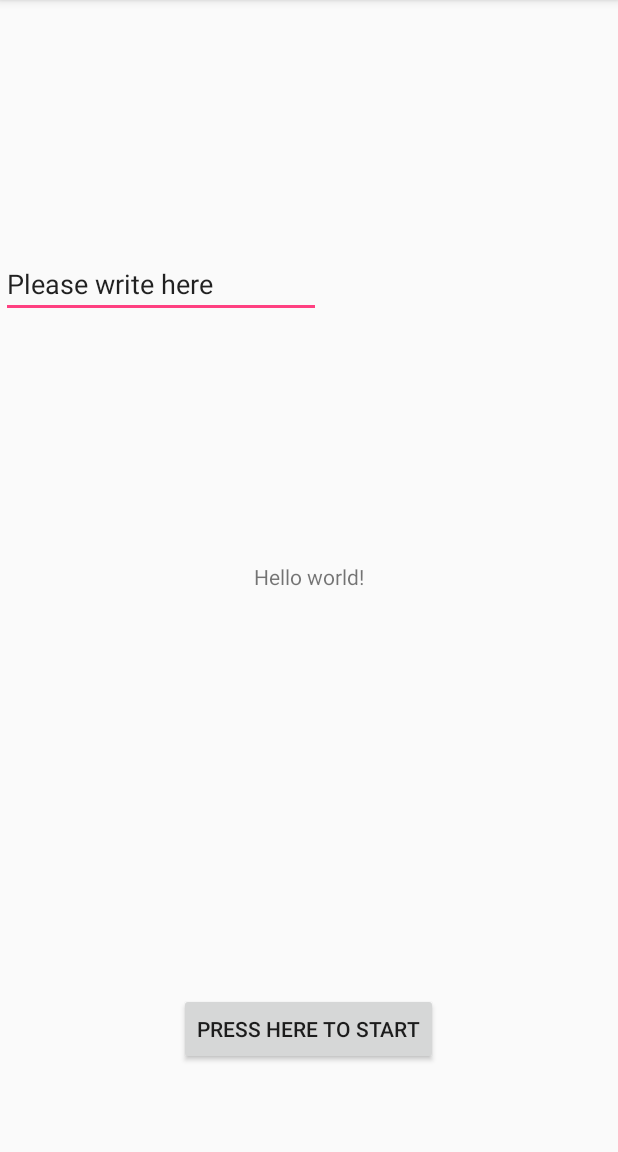
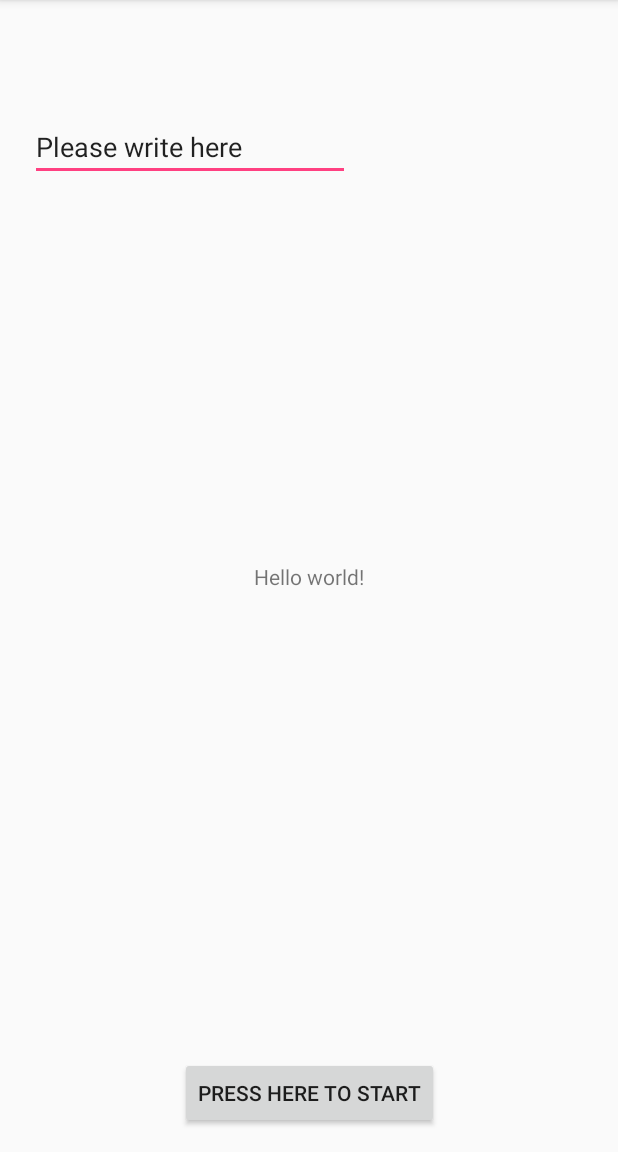
Before and after one commit to rykerish/Bootcamp, an Android app: the screen it shows after launch (MainActivity), on a phone screen of 412 x 824 dp, the part 84-1236 px from its top. Run offline under Robolectric (Android 15) with nearby library versions, the phone set to English and light mode, and no system bars.

Commit message:
New approach to activity_main.xml: constraints are calculated according to parent and seem to work whatever the device

```diff
--- a/app/src/main/res/layout/activity_main.xml
+++ b/app/src/main/res/layout/activity_main.xml
@@ -12,40 +12,38 @@
         android:layout_height="wrap_content"
         android:text="@string/hello"
         app:layout_constraintBottom_toBottomOf="parent"
+        app:layout_constraintHorizontal_bias="0.5"
         app:layout_constraintLeft_toLeftOf="parent"
         app:layout_constraintRight_toRightOf="parent"
-        app:layout_constraintTop_toTopOf="parent" />
+        app:layout_constraintTop_toTopOf="parent"
+        app:layout_constraintVertical_bias="0.5" />
 
     <EditText
         android:id="@+id/mainName"
         android:layout_width="wrap_content"
         android:layout_height="wrap_content"
-        android:layout_marginBottom="122dp"
-        android:layout_marginEnd="198dp"
-        android:layout_marginRight="198dp"
-        android:layout_marginTop="125dp"
+        android:layout_marginLeft="20dp"
+        android:layout_marginTop="75dp"
         android:ems="10"
         android:inputType="textPersonName"
         android:text="@string/mainName"
         app:layout_constraintBottom_toTopOf="@+id/textView"
         app:layout_constraintEnd_toEndOf="parent"
+        app:layout_constraintHorizontal_bias="0.0"
         app:layout_constraintStart_toStartOf="parent"
-        app:layout_constraintTop_toTopOf="parent" />
+        app:layout_constraintTop_toTopOf="parent"
+        app:layout_constraintVertical_bias="0.0" />
 
     <Button
         android:id="@+id/mainGoButton"
         android:layout_width="wrap_content"
         android:layout_height="wrap_content"
-        android:layout_marginBottom="17dp"
-        android:layout_marginEnd="119dp"
-        android:layout_marginLeft="118dp"
-        android:layout_marginRight="119dp"
-        android:layout_marginStart="118dp"
-        android:layout_marginTop="227dp"
+        android:layout_marginBottom="15dp"
         android:text="@string/mainGoButton"
         app:layout_constraintBottom_toBottomOf="parent"
         app:layout_constraintEnd_toEndOf="parent"
         app:layout_constraintStart_toStartOf="parent"
-        app:layout_constraintTop_toBottomOf="@+id/textView" />
+        app:layout_constraintTop_toTopOf="parent"
+        app:layout_constraintVertical_bias="1.0" />
 
 </android.support.constraint.ConstraintLayout>
```
